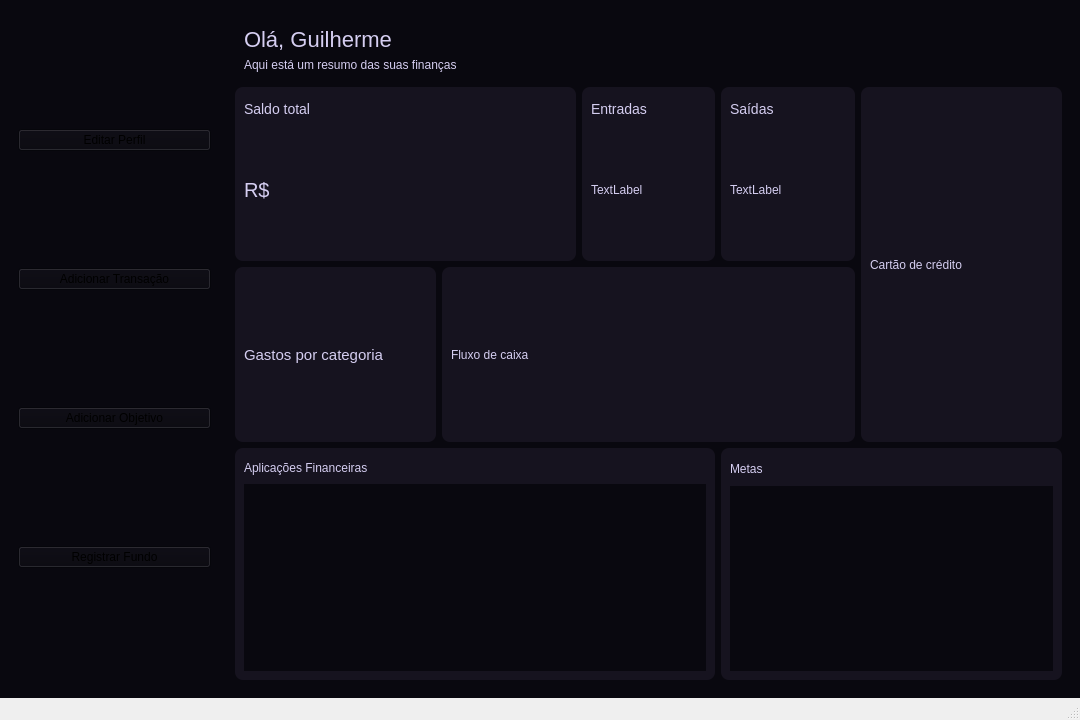
Qt form mainwindow.ui (Gui1-p/Sistema-de-Finan-as) before a commit.
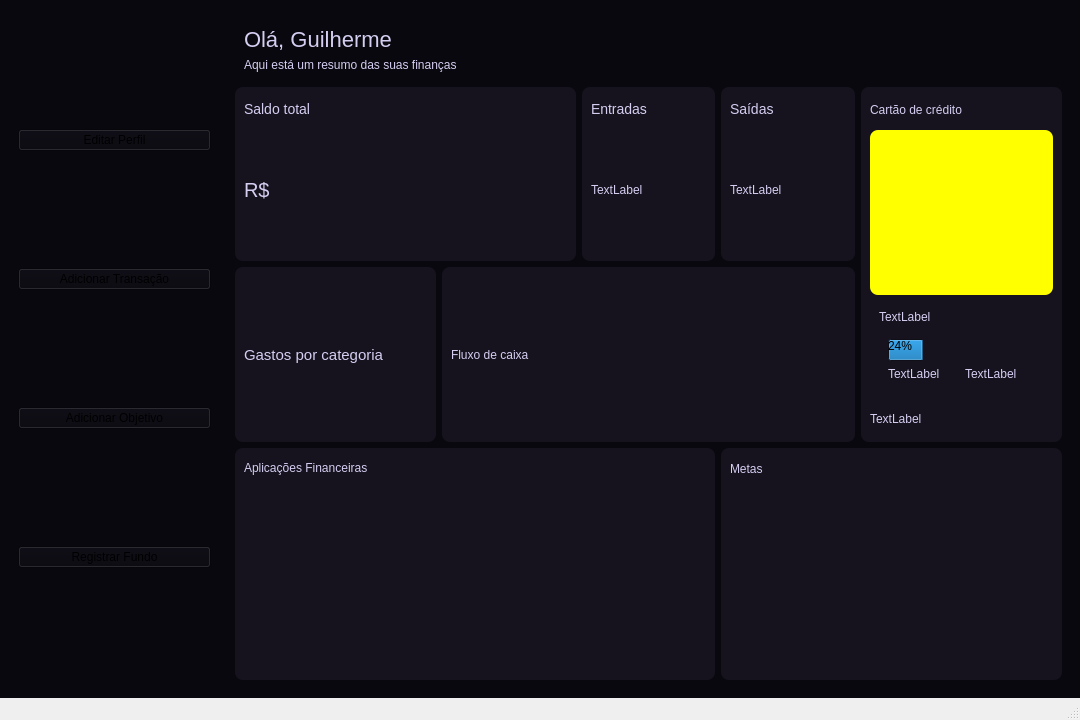
The same form after that commit.

Patch:
```diff
--- a/mainwindow.ui
+++ b/mainwindow.ui
@@ -59,7 +59,7 @@
      </widget>
     </item>
     <item>
-     <widget class="QWidget" name="widget" native="true">
+     <widget class="QWidget" name="Dashboard" native="true">
       <property name="sizePolicy">
        <sizepolicy hsizetype="Expanding" vsizetype="Expanding">
         <horstretch>0</horstretch>
@@ -67,7 +67,8 @@
        </sizepolicy>
       </property>
       <property name="styleSheet">
-       <string notr="true">QFrame{
+       <string notr="true">
+QFrame{
 	background-color: rgb(22, 19, 31);
 	border-width: 2px;
 	border-radius: 8px;
@@ -75,7 +76,8 @@
 QLabel{
 	color: rgb(213, 206, 241);
 	font: 12pt &quot;&quot;Plus Jakarta Sans&quot;, system-ui, sans-serif;&quot;;
-}</string>
+}
+</string>
       </property>
       <layout class="QGridLayout" name="gridLayout" rowstretch="1,0,6,6,8" columnstretch="3,2,2,2,3" columnminimumwidth="0,0,0,0,0">
        <item row="2" column="3">
@@ -159,7 +161,7 @@
          <property name="frameShadow">
           <enum>QFrame::Shadow::Raised</enum>
          </property>
-         <layout class="QVBoxLayout" name="verticalLayout_7">
+         <layout class="QVBoxLayout" name="verticalLayout_7" stretch="1,6,3,1">
           <item>
            <widget class="QLabel" name="label_8">
             <property name="text">
@@ -167,6 +169,74 @@
             </property>
            </widget>
           </item>
+          <item>
+           <widget class="QWidget" name="widget_3" native="true">
+            <property name="styleSheet">
+             <string notr="true">QWidget{
+	background-color: rgb(255, 255, 0);
+	border-width: 2px;
+	border-radius: 8px;
+}</string>
+            </property>
+           </widget>
+          </item>
+          <item>
+           <widget class="QWidget" name="widget" native="true">
+            <property name="styleSheet">
+             <string notr="true">background-color: rgb(22, 19, 31);
+border-width: 2px;
+border-radius: 8px;
+</string>
+            </property>
+            <layout class="QVBoxLayout" name="verticalLayout_10">
+             <item>
+              <widget class="QLabel" name="ValorFatura">
+               <property name="text">
+                <string>TextLabel</string>
+               </property>
+              </widget>
+             </item>
+             <item>
+              <widget class="QWidget" name="widget_4" native="true">
+               <layout class="QVBoxLayout" name="verticalLayout_12">
+                <item>
+                 <widget class="QProgressBar" name="BarraLimite">
+                  <property name="value">
+                   <number>24</number>
+                  </property>
+                 </widget>
+                </item>
+                <item>
+                 <layout class="QHBoxLayout" name="horizontalLayout">
+                  <item>
+                   <widget class="QLabel" name="LimiteInfo">
+                    <property name="text">
+                     <string>TextLabel</string>
+                    </property>
+                   </widget>
+                  </item>
+                  <item>
+                   <widget class="QLabel" name="Disponivel">
+                    <property name="text">
+                     <string>TextLabel</string>
+                    </property>
+                   </widget>
+                  </item>
+                 </layout>
+                </item>
+               </layout>
+              </widget>
+             </item>
+            </layout>
+           </widget>
+          </item>
+          <item>
+           <widget class="QLabel" name="Vencimento">
+            <property name="text">
+             <string>TextLabel</string>
+            </property>
+           </widget>
+          </item>
          </layout>
         </widget>
        </item>
@@ -239,7 +309,15 @@
            </widget>
           </item>
           <item>
-           <widget class="QWidget" name="FundosRegistrados" native="true"/>
+           <widget class="QWidget" name="FundosRegistrados" native="true">
+            <property name="styleSheet">
+             <string notr="true">QWidget{
+	background-color: rgb(22, 19, 31);
+	border-width: 2px;
+	border-radius: 8px;
+}</string>
+            </property>
+           </widget>
           </item>
          </layout>
         </widget>
@@ -291,7 +369,15 @@
            </widget>
           </item>
           <item>
-           <widget class="QWidget" name="AreaMetas" native="true"/>
+           <widget class="QWidget" name="AreaMetas" native="true">
+            <property name="styleSheet">
+             <string notr="true">QWidget{
+	background-color: rgb(22, 19, 31);
+	border-width: 2px;
+	border-radius: 8px;
+}</string>
+            </property>
+           </widget>
           </item>
          </layout>
         </widget>
```
